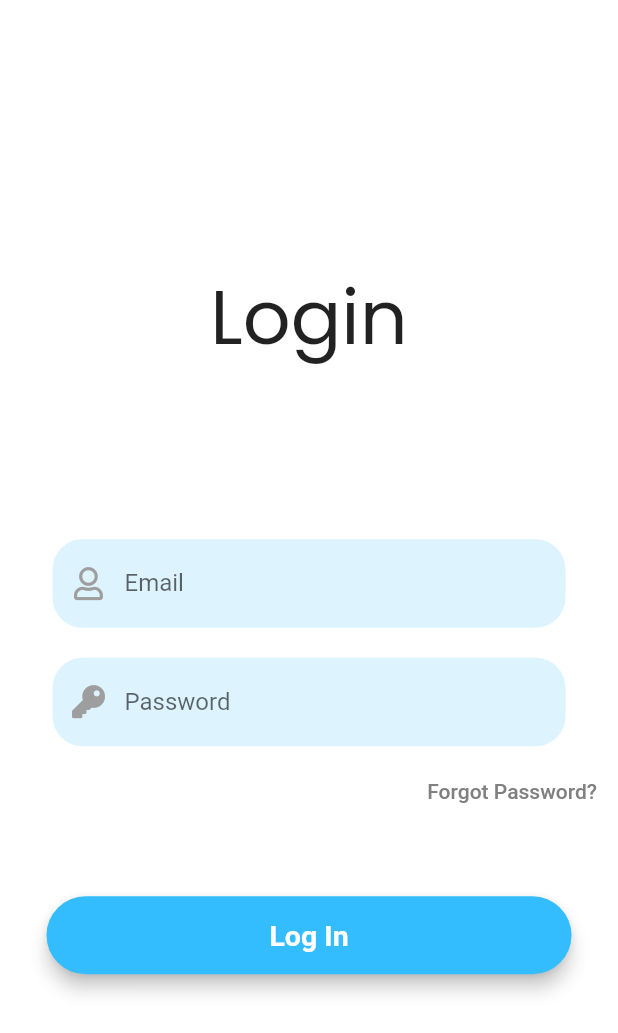
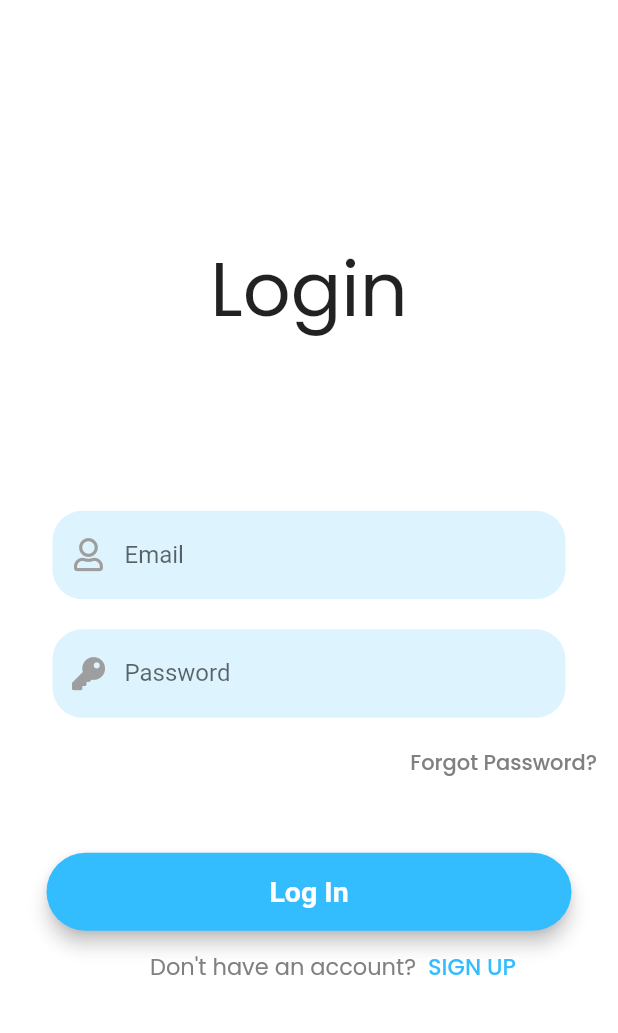
Before and after one commit to saraNersisian/Wonder_Mobile_Application, a Flutter app: the screen it shows after launch, after a tap on "Sign In", on a phone screen of 412 x 824 dp. Shown: the top 1033 px of the screen. Run offline on Flutter 3.47's test engine with Material 2 defaults, Android fonts, the light colour scheme and no system bars; our stand-ins replace file_picker, firebase_auth, firebase_database, flutter_chat_types, flutter_chat_ui, font_awesome_flutter and 5 more; missing offline and left inert: flutter_awesome_alert_box; accounts and stored records are empty; Roboto replaces fonts that are missing (ariel).

Commit message:
"dont have an account" added to login page

```diff
--- a/lib/Screens/Login/login_screen.dart
+++ b/lib/Screens/Login/login_screen.dart
@@ -3,6 +3,7 @@ import 'package:flutter/material.dart';
 import 'package:font_awesome_flutter/font_awesome_flutter.dart';
 import 'package:wonder_flutter/Screens/Forgot Password/forgot_password_screen.dart';
 import 'package:wonder_flutter/Screens/Map/main_map_screen.dart';
+import 'package:wonder_flutter/Screens/Sign up/signup_screen.dart';
 //import 'package:commons/commons.dart';
 
 class LoginScreen extends StatefulWidget {
@@ -180,6 +181,7 @@ class _LoginScreenState extends State<LoginScreen> {
                           'Forgot Password?',
                           style: TextStyle(
                             color: Color(0xff808080),
+                            fontFamily: 'Poppins',
                             fontSize: 14,
                             //fontFamily: 'Poppins',
                           ),
@@ -191,9 +193,49 @@ class _LoginScreenState extends State<LoginScreen> {
               ),
 
               SizedBox(
-                height: 50.0,
+                height: 40.0,
               ),
               loginButton,
+              Container(
+
+                margin:EdgeInsets.only(left:100),
+                //padding: EdgeInsets.fromLTRB(50,10,0,0),
+                child:
+                    Row(
+                      children: [
+                      Text(
+                      "Don't have an account?",
+                      // textAlign: TextAlign.left,
+                      style: TextStyle(
+                        fontSize: 15,
+                        color: Color(0xff808080),
+                        fontFamily: 'Poppins',
+                      ),
+                    ),
+
+                        TextButton(
+
+                          onPressed: () {
+                                Navigator.push(
+                                  context,
+                                  MaterialPageRoute(builder: (context) =>SignUpScreen(title: 'My Sign Up Page')),);
+                            },
+                          child:
+                          const Text(
+                            'SIGN UP',
+                            style: TextStyle(
+                              color: Color(0xff33BDFF),
+                              fontSize: 15,
+                              fontFamily: 'Poppins',
+                            ),
+                          ),
+                        ),
+
+                      ],
+
+                    )
+              ),
+
 
 
             ],
```
